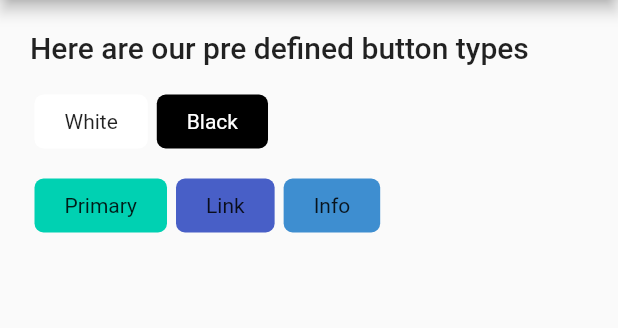
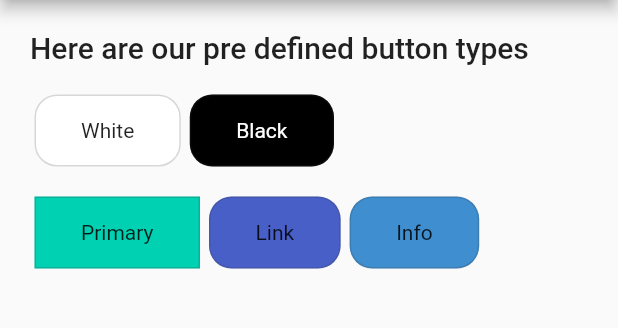
Before and after one commit to marcobraghim/flutter_suitup, a Flutter app: the ButtonPage screen opened by its route, after a tap on "White", on a phone screen of 412 x 824 dp, the part 84-412 px from its top. Run offline on Flutter 3.47's test engine with Material 2 defaults, Android fonts, the phone set to English and light mode, and no system bars.

Commit message:
Button settings

```diff
--- a/example/lib/main.dart
+++ b/example/lib/main.dart
@@ -5,8 +5,8 @@ import 'package:flutter_suitup/flutter_suitup.dart';
 
 void main() {
   var suitup = SuitupSettings.instance;
-
-  suitup.em = 2;
+  suitup.buttonSettings.borderRadius = BorderRadius.circular(15);
+  // suitup.rem = 2;
 
   runApp(MyApp());
 }
--- a/example/lib/pages/elements/button_page.dart
+++ b/example/lib/pages/elements/button_page.dart
@@ -2,11 +2,20 @@ import 'package:example/pages/layout.dart';
 import 'package:flutter/material.dart';
 import 'package:flutter_suitup/flutter_suitup.dart';
 
-class ButtonPage extends StatelessWidget {
+class ButtonPage extends StatefulWidget {
   static String tag = 'elements/button';
 
   @override
+  _ButtonPageState createState() => _ButtonPageState();
+}
+
+class _ButtonPageState extends State<ButtonPage> {
+  bool flag = false;
+
+  @override
   Widget build(BuildContext context) {
+    print(SuitupSettings.instance.rem);
+
     return Layout.render(
       content: Padding(
         padding: const EdgeInsets.all(20),
@@ -25,7 +34,15 @@ class ButtonPage extends StatelessWidget {
                 Button(
                   child: Text('White'),
                   type: ButtonType.white,
-                  onTap: () => print('White button tapped'),
+                  onTap: () {
+                    setState(() {
+                      flag = !flag;
+
+                      SuitupSettings.instance.rem = (flag) ? 1.5 : 1;
+                    });
+
+                    print('White button tapped');
+                  },
                 ),
                 Button(
                   child: Text(
@@ -43,6 +60,7 @@ class ButtonPage extends StatelessWidget {
                 Button(
                   child: Text('Primary'),
                   onTap: () => print('Primary button tapped'),
+                  borderRadius: BorderRadius.zero,
                 ),
                 Button(
                   child: Text('Link'),
--- a/lib/flutter_suitup.dart
+++ b/lib/flutter_suitup.dart
@@ -1,6 +1,6 @@
 library flutter_suitup;
 
-export 'src/suitup_settings.dart';
+export 'src/settings/suitup_settings.dart';
 
 // Components
 export 'src/components/card.dart';
--- a/lib/src/elements/button.dart
+++ b/lib/src/elements/button.dart
@@ -18,16 +18,32 @@ import 'package:flutter_suitup/flutter_suitup.dart';
 // }
 //
 
-enum ButtonType { none, white, light, dark, black, text, ghost, primary, link, info, success, warning, danger }
+enum ButtonType {
+  none,
+  white,
+  light,
+  dark,
+  black,
+  text,
+  ghost,
+  primary,
+  link,
+  info,
+  success,
+  warning,
+  danger,
+}
 
 class Button extends StatelessWidget {
   final Widget child;
   final ButtonType type;
-  final Color color;
   final Function onTap;
   final bool active;
   final EdgeInsets padding;
   final EdgeInsets margin;
+  final Color color;
+  final Border border;
+  final BorderRadius borderRadius;
 
   /// A button element
   ///
@@ -37,11 +53,13 @@ class Button extends StatelessWidget {
     Key key,
     @required this.child,
     this.type = ButtonType.primary,
-    this.color,
     @required this.onTap,
     this.active = true,
     this.padding,
     this.margin,
+    this.color,
+    this.border,
+    this.borderRadius,
   })  : assert(child != null, 'This element needs a child'),
         assert(type != null || color != null, 'You need to provide a TYPE or a COLOR to your button'),
         assert(onTap != null, 'Provide an action to trigger on tap this ACTIVE button'),
@@ -49,7 +67,9 @@ class Button extends StatelessWidget {
 
   @override
   Widget build(BuildContext context) {
-    final s = SuitupSettings.instance;
+    //
+    // Button Settings
+    final bs = SuitupSettings.instance.buttonSettings;
 
     var computedColor = color ?? _computeColorByType();
 
@@ -58,11 +78,12 @@ class Button extends StatelessWidget {
     return GestureDetector(
       onTap: active ? onTap : null,
       child: Container(
-        padding: padding ?? EdgeInsets.symmetric(horizontal: s.em, vertical: s.em / 2),
-        margin: margin ?? EdgeInsets.symmetric(horizontal: 3), // @todo setting
+        padding: padding ?? bs.padding,
+        margin: margin ?? bs.margin,
         decoration: BoxDecoration(
           color: computedColor,
-          borderRadius: BorderRadius.circular(6), // @todo setting
+          borderRadius: borderRadius ?? bs.borderRadius,
+          border: border ?? bs.border,
         ),
         child: child,
       ),
--- /dev/null
+++ b/lib/src/settings/elements/button_settings.dart
@@ -0,0 +1,34 @@
+import 'package:flutter/widgets.dart';
+import 'package:flutter_suitup/flutter_suitup.dart';
+
+class SuitupButtonSettings {
+  SuitupSettings get s => SuitupSettings.instance;
+
+  /// Padding ///
+  EdgeInsets _padding;
+
+  set padding(EdgeInsets value) => _padding = value;
+
+  EdgeInsets get padding => _padding ?? EdgeInsets.symmetric(horizontal: (s.rem * 2), vertical: s.rem);
+
+  ///  Margin ///
+  EdgeInsets _margin;
+
+  set margin(EdgeInsets value) => _margin = value;
+
+  EdgeInsets get margin => _margin ?? EdgeInsets.symmetric(horizontal: 3);
+
+  /// Border ///
+  Border _border;
+
+  set border(Border value) => _border = value;
+
+  Border get border => _border ?? Border.all(color: Color.fromRGBO(55, 55, 55, .2));
+
+  /// Border Radius ///
+  BorderRadius _borderRadius;
+
+  set borderRadius(BorderRadius value) => _borderRadius = value;
+
+  BorderRadius get borderRadius => _borderRadius ?? BorderRadius.circular(6);
+}
--- /dev/null
+++ b/lib/src/settings/suitup_settings.dart
@@ -0,0 +1,24 @@
+import 'package:flutter_suitup/src/settings/elements/button_settings.dart';
+
+class SuitupSettings {
+  // Singleton definition
+  static final SuitupSettings _instance = SuitupSettings._construct();
+  static SuitupSettings get instance => _instance;
+
+  SuitupButtonSettings buttonSettings;
+
+  // Construction one time run
+  SuitupSettings._construct() {
+    buttonSettings = SuitupButtonSettings();
+  }
+
+  // global settings
+  double remFactor = 10;
+
+  double _remValue = 1.0;
+
+  set rem(double val) => _remValue = val;
+
+  /// Returns the current remFactor by remValue
+  double get rem => remFactor * _remValue;
+}
--- a/lib/src/suitup_settings.dart
+++ /dev/null
@@ -1,15 +0,0 @@
-class SuitupSettings {
-  // Singleton definition
-  SuitupSettings.internal();
-  static final SuitupSettings _instance = SuitupSettings.internal();
-  static SuitupSettings get instance => _instance;
-
-  // global settings
-  double _em = 1.0;
-
-  double emFactor = 10;
-
-  set em(double val) => _em = val;
-
-  double get em => emFactor * _em;
-}
```
